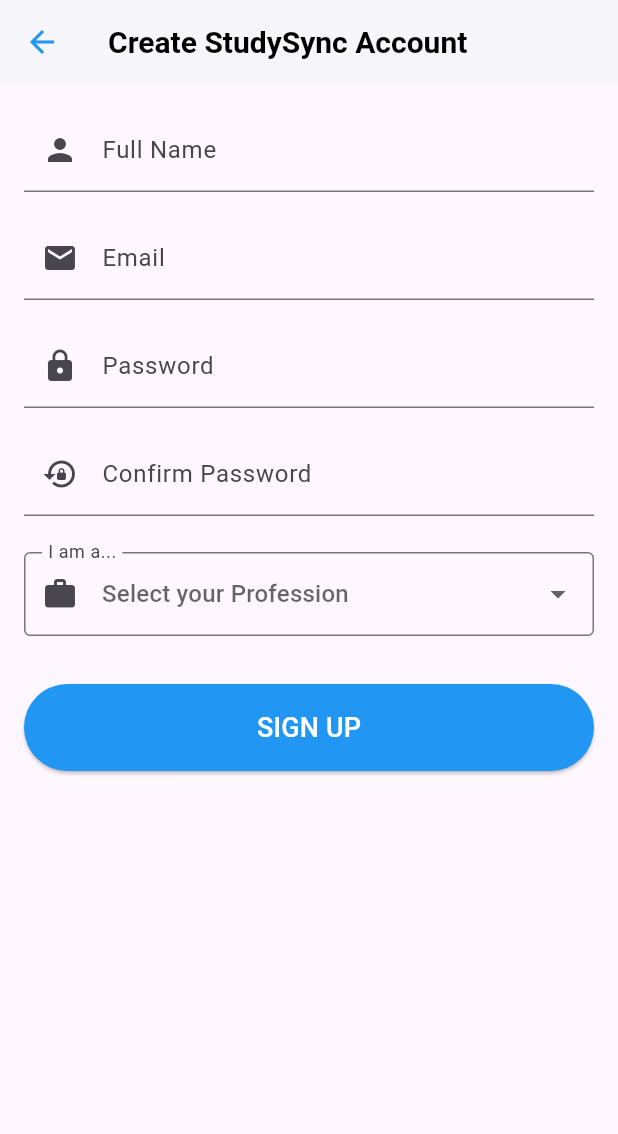
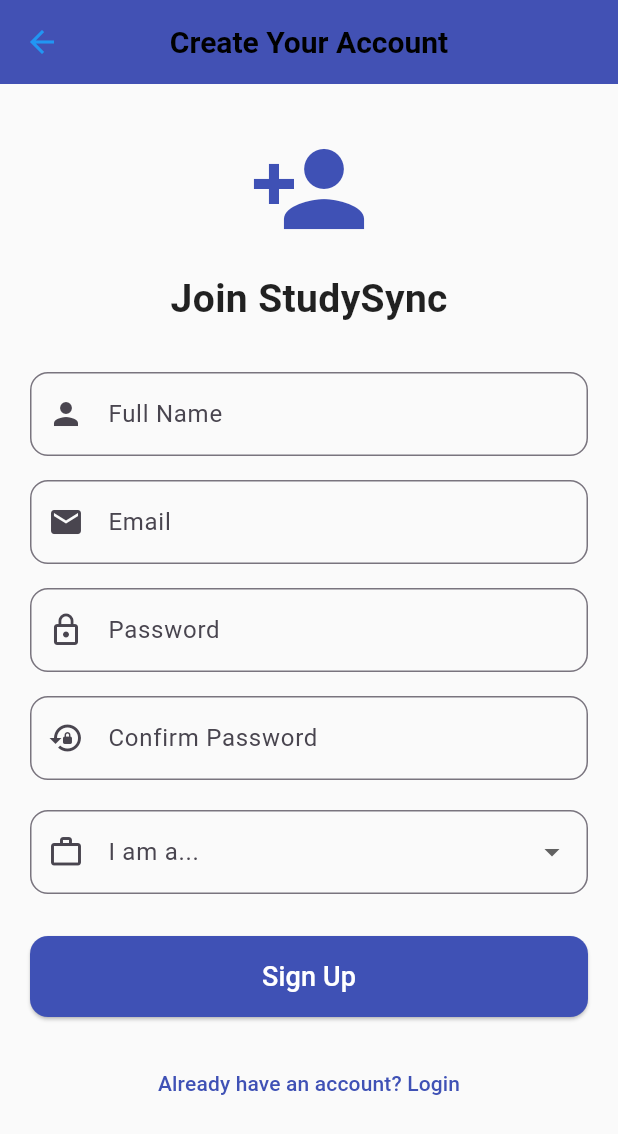
Before and after one commit to syedhuzyfaali/Flutter-Virtual-Internship, a Flutter app: the SignUpScreen screen opened by its route, on a phone screen of 412 x 824 dp. Shown: the top 1134 px of the screen. Run offline on Flutter 3.47's test engine with Material 3 defaults, Android fonts, the phone set to English and light mode, and no system bars.

Commit message:
Update signup_screen.dart
updated the sign up screen to use temp local data since mock api is down

```diff
--- a/lib/Screens/signup_screen.dart
+++ b/lib/Screens/signup_screen.dart
@@ -1,7 +1,4 @@
 import 'package:flutter/material.dart';
-// import 'mainScreen.dart'; // Import the mainScreen to access its state method
-import 'dart:convert'; // Required for jsonEncode
-import 'package:http/http.dart' as http; // Required for API calls
 
 class SignUpScreen extends StatefulWidget {
   const SignUpScreen({super.key});
@@ -17,9 +14,50 @@ class _SignUpScreenState extends State<SignUpScreen> {
   final _passwordController = TextEditingController();
   final _confirmPasswordController = TextEditingController();
   String? _selectedProfession;
-  final List<String> _professions = ['Learner (Student)', 'Educator (Teacher/Tutor)'];
 
-  final String _mockApiUrl = 'https://68f34f12fd14a9fcc428651a.mockapi.io/user';
+  // 🔹 Simulated local users list (same structure as login)
+  static final List<Map<String, String>> _localUsers = [];
+
+  final List<String> _professions = [
+    'Learner (Student)',
+    'Educator (Teacher/Tutor)'
+  ];
+
+  bool _isLoading = false;
+
+  void _signUp() async {
+    if (!_formKey.currentState!.validate()) return;
+
+    setState(() => _isLoading = true);
+    await Future.delayed(const Duration(seconds: 1)); // Simulate processing delay
+
+    final email = _emailController.text.trim();
+    final existingUser = _localUsers.any((u) => u['email'] == email);
+
+    if (existingUser) {
+      ScaffoldMessenger.of(context).showSnackBar(
+        const SnackBar(content: Text('User already exists! Please log in.')),
+      );
+      setState(() => _isLoading = false);
+      return;
+    }
+
+    _localUsers.add({
+      'fname': _nameController.text.trim(),
+      'email': email,
+      'password': _passwordController.text.trim(),
+      'profession': _selectedProfession ?? 'Learner (Student)',
+    });
+
+    ScaffoldMessenger.of(context).showSnackBar(
+      const SnackBar(content: Text('Account created successfully! Please log in.')),
+    );
+
+    // 🔹 Navigate to Login page
+    Navigator.pushReplacementNamed(context, '/');
+
+    setState(() => _isLoading = false);
+  }
 
   @override
   void dispose() {
@@ -30,150 +68,163 @@ class _SignUpScreenState extends State<SignUpScreen> {
     super.dispose();
   }
 
-  void _signUp() async { // <--- Made asynchronous
-    if (_formKey.currentState!.validate()) {
-      try {
-        final response = await http.post(
-          Uri.parse(_mockApiUrl),
-          headers: <String, String>{
-            'Content-Type': 'application/json; charset=UTF-8',
-          },
-          body: jsonEncode(<String, String>{
-            // Fields match your schema: fname, email, password, Proffesion
-            'fname': _nameController.text,
-            'email': _emailController.text,
-            'password': _passwordController.text,
-            'Proffesion': _selectedProfession!,
-          }),
-        );
-
-        if (response.statusCode == 201) { // 201 Created means successful resource creation
-          ScaffoldMessenger.of(context).showSnackBar(
-            const SnackBar(content: Text('Sign Up Successful! Please log in.')),
-          );
-
-          // Navigate to Login Screen
-          Navigator.pushReplacementNamed(context, '/login');
-
-        } else {
-          ScaffoldMessenger.of(context).showSnackBar(
-            SnackBar(content: Text('Sign Up Failed. Server response: ${response.statusCode}')),
-          );
-        }
-      } catch (e) {
-        ScaffoldMessenger.of(context).showSnackBar(
-          SnackBar(content: Text('Network error during sign up: $e')),
-        );
-      }
-    }
-  }
-
   @override
   Widget build(BuildContext context) {
     return Scaffold(
-      appBar: AppBar(title: const Text('Create StudySync Account')),
+      backgroundColor: Colors.grey[50],
+      appBar: AppBar(
+        title: const Text('Create Your Account'),
+        backgroundColor: Colors.indigo,
+        centerTitle: true,
+        elevation: 2,
+      ),
       body: SingleChildScrollView(
-        padding: const EdgeInsets.all(16.0),
+        padding: const EdgeInsets.all(20),
         child: Form(
           key: _formKey,
           child: Column(
-            crossAxisAlignment: CrossAxisAlignment.stretch,
-            children: <Widget>[
-              // 1. Name Field
+            children: [
+              const SizedBox(height: 10),
+              const Icon(Icons.person_add, size: 80, color: Colors.indigo),
+              const SizedBox(height: 15),
+              const Text(
+                "Join StudySync",
+                style: TextStyle(
+                  fontSize: 26,
+                  fontWeight: FontWeight.bold,
+                  color: Colors.black87,
+                ),
+              ),
+              const SizedBox(height: 30),
+
+              // Full Name
               TextFormField(
                 controller: _nameController,
-                decoration: const InputDecoration(labelText: 'Full Name', prefixIcon: Icon(Icons.person)),
+                decoration: InputDecoration(
+                  labelText: 'Full Name',
+                  prefixIcon: const Icon(Icons.person),
+                  border: OutlineInputBorder(
+                    borderRadius: BorderRadius.circular(12),
+                  ),
+                ),
+                validator: (value) =>
+                    value == null || value.isEmpty ? 'Enter your name' : null,
+              ),
+              const SizedBox(height: 16),
+
+              // Email
+              TextFormField(
+                controller: _emailController,
+                keyboardType: TextInputType.emailAddress,
+                decoration: InputDecoration(
+                  labelText: 'Email',
+                  prefixIcon: const Icon(Icons.email),
+                  border: OutlineInputBorder(
+                    borderRadius: BorderRadius.circular(12),
+                  ),
+                ),
                 validator: (value) {
-                  if (value == null || value.isEmpty) {
-                    return 'Please enter your name';
+                  if (value == null || !value.contains('@')) {
+                    return 'Enter a valid email address';
                   }
                   return null;
                 },
               ),
               const SizedBox(height: 16),
 
-              // 2. Email Field
+              // Password
               TextFormField(
-                controller: _emailController,
-                keyboardType: TextInputType.emailAddress,
-                decoration: const InputDecoration(labelText: 'Email', prefixIcon: Icon(Icons.email)),
-                validator: (value) {
-                  if (value == null || !value.contains('@')) {
-                    return 'Please enter a valid email';
-                  }
-                  return null;
-                },
+                controller: _passwordController,
+                obscureText: true,
+                decoration: InputDecoration(
+                  labelText: 'Password',
+                  prefixIcon: const Icon(Icons.lock_outline),
+                  border: OutlineInputBorder(
+                    borderRadius: BorderRadius.circular(12),
+                  ),
+                ),
+                validator: (value) =>
+                    value != null && value.length < 6
+                        ? 'Password must be at least 6 characters'
+                        : null,
               ),
               const SizedBox(height: 16),
 
-              // 3. Password Field
-              TextFormField(
-                controller: _passwordController,
-                obscureText: true,
-                decoration: const InputDecoration(labelText: 'Password', prefixIcon: Icon(Icons.lock)),
-                validator: (value) {
-                  if (value == null || value.length < 6) {
-                    return 'Password must be at least 6 characters';
-                  }
-                  return null;
-                },
-              ),
-              const SizedBox(height: 16),
-
-              // 4. Confirm Password Field
+              // Confirm Password
               TextFormField(
                 controller: _confirmPasswordController,
                 obscureText: true,
-                decoration: const InputDecoration(labelText: 'Confirm Password', prefixIcon: Icon(Icons.lock_reset)),
+                decoration: InputDecoration(
+                  labelText: 'Confirm Password',
+                  prefixIcon: const Icon(Icons.lock_reset),
+                  border: OutlineInputBorder(
+                    borderRadius: BorderRadius.circular(12),
+                  ),
+                ),
                 validator: (value) {
-                  if (value == null || value.isEmpty) {
-                    return 'Please confirm your password';
-                  }
                   if (value != _passwordController.text) {
                     return 'Passwords do not match';
                   }
                   return null;
                 },
               ),
-              const SizedBox(height: 24),
+              const SizedBox(height: 20),
 
-              // 5. Profession Dropdown
+              // Profession Dropdown
               DropdownButtonFormField<String>(
-                decoration: const InputDecoration(
-                  labelText: 'I am a...',
-                  border: OutlineInputBorder(),
-                  prefixIcon: Icon(Icons.work),
-                ),
-                initialValue: _selectedProfession,
-                hint: const Text('Select your Profession'),
-                items: _professions.map((String profession) {
+                value: _selectedProfession,
+                items: _professions.map((profession) {
                   return DropdownMenuItem<String>(
                     value: profession,
                     child: Text(profession),
                   );
                 }).toList(),
-                onChanged: (String? newValue) {
-                  setState(() {
-                    _selectedProfession = newValue;
-                  });
+                onChanged: (value) {
+                  setState(() => _selectedProfession = value);
                 },
-                validator: (value) {
-                  if (value == null) {
-                    return 'Please select your profession';
-                  }
-                  return null;
-                },
+                decoration: InputDecoration(
+                  labelText: 'I am a...',
+                  prefixIcon: const Icon(Icons.work_outline),
+                  border: OutlineInputBorder(
+                    borderRadius: BorderRadius.circular(12),
+                  ),
+                ),
+                validator: (value) =>
+                    value == null ? 'Select your profession' : null,
               ),
-              const SizedBox(height: 32),
+              const SizedBox(height: 28),
 
               // Sign Up Button
-              ElevatedButton(
-                onPressed: _signUp,
-                style: ElevatedButton.styleFrom(
-                  padding: const EdgeInsets.symmetric(vertical: 16),
-                  backgroundColor: Colors.blue,
+              SizedBox(
+                width: double.infinity,
+                child: ElevatedButton(
+                  onPressed: _isLoading ? null : _signUp,
+                  style: ElevatedButton.styleFrom(
+                    backgroundColor: Colors.indigo,
+                    padding: const EdgeInsets.symmetric(vertical: 14),
+                    shape: RoundedRectangleBorder(
+                      borderRadius: BorderRadius.circular(12),
+                    ),
+                  ),
+                  child: _isLoading
+                      ? const CircularProgressIndicator(color: Colors.white)
+                      : const Text(
+                          'Sign Up',
+                          style: TextStyle(fontSize: 18, color: Colors.white),
+                        ),
                 ),
-                child: const Text('SIGN UP', style: TextStyle(fontSize: 18, color: Colors.white)),
+              ),
+              const SizedBox(height: 20),
+
+              // Already have account
+              TextButton(
+                onPressed: () {
+                  Navigator.pushReplacementNamed(context, '/');
+                },
+                child: const Text(
+                  'Already have an account? Login',
+                  style: TextStyle(color: Colors.indigo),
+                ),
               ),
             ],
           ),
```
